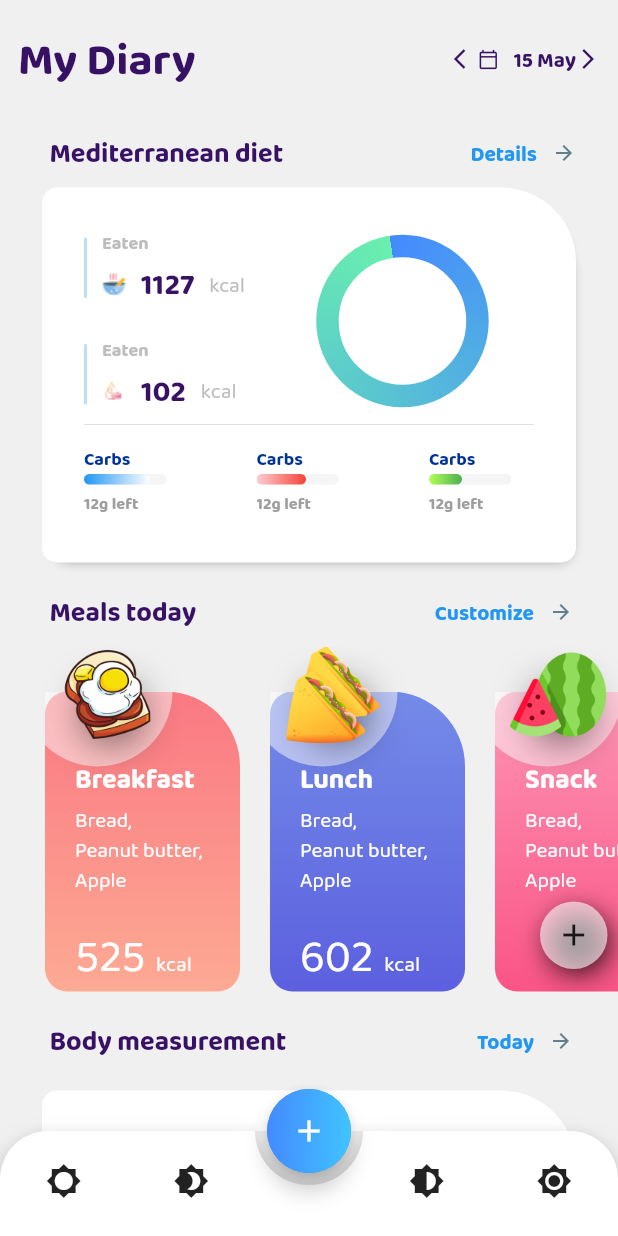
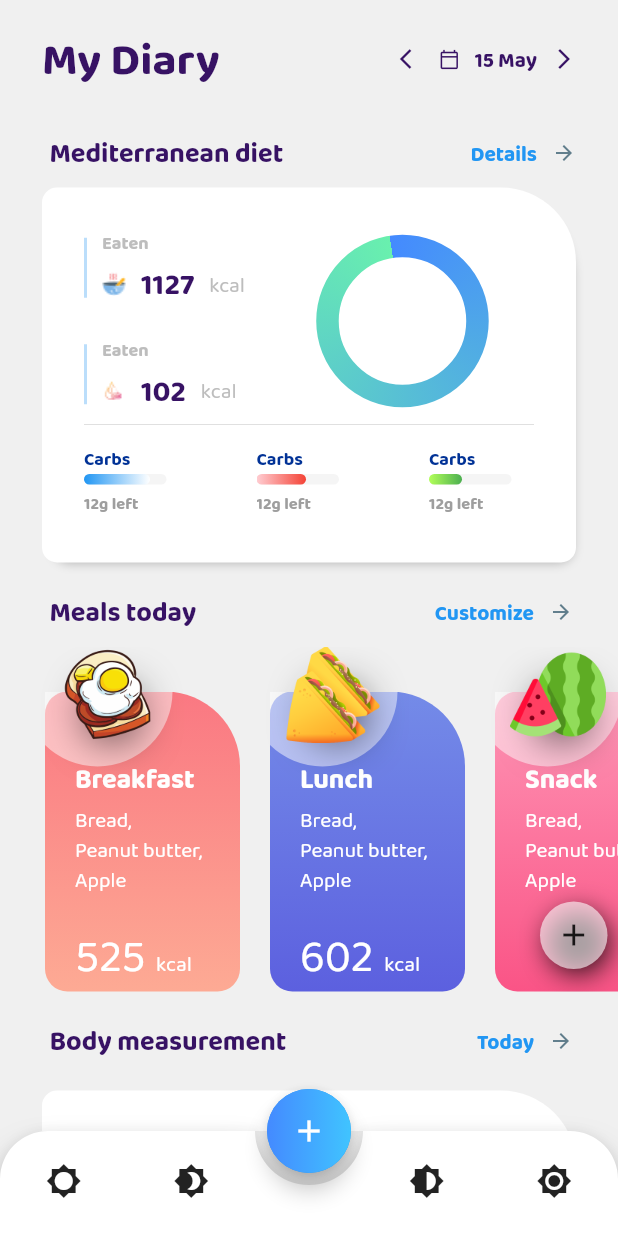
Before and after one commit to tony-nks/diary, a Flutter app: the screen it shows after launch, on a phone screen of 412 x 824 dp. Run offline on Flutter 3.47's test engine with Material 2 defaults, Android fonts, the phone set to English and light mode, and no system bars; drawn by our look-alikes of animated_bottom_navigation_bar, percent_indicator, simple_circular_progress_bar.

Commit message:
оптимизация кода

```diff
--- a/lib/widgets/app_bar.dart
+++ b/lib/widgets/app_bar.dart
@@ -12,12 +12,11 @@ class _CustomAppBarState extends State<CustomAppBar> {
   Widget build(BuildContext context) {
     return Padding(
       padding:
-      const EdgeInsets.symmetric(horizontal: 12.0, vertical: 18),
+      const EdgeInsets.symmetric(horizontal: 28.0, vertical: 18),
       child: Row(
-        mainAxisAlignment: MainAxisAlignment.spaceAround,
+        mainAxisAlignment: MainAxisAlignment.spaceBetween,
         children: [
-          const Expanded(
-            child: Text(
+          Text(
             'My Diary',
             style: TextStyle(
                 fontWeight: FontWeight.bold,
@@ -25,17 +24,16 @@ class _CustomAppBarState extends State<CustomAppBar> {
                 color: Color.fromRGBO(55, 18, 100, 1),
                 fontFamily: "BalooChettan2"),
           ),
-          ),
           Row(
-            mainAxisAlignment: MainAxisAlignment.spaceAround,
             children: [
               Icon(
                 Icons.arrow_back_ios,
                 size: 16,
                 color: Color.fromRGBO(55, 18, 100, 1),
               ),
-              Row(
-                children: [
+              SizedBox(
+                width: 10,
+              ),
               Icon(Icons.calendar_today_outlined,
                   size: 14,
                   color: Color.fromRGBO(55, 18, 100, 1)),
@@ -50,7 +48,8 @@ class _CustomAppBarState extends State<CustomAppBar> {
                     fontFamily: "BalooChettan2",
                     fontWeight: FontWeight.bold),
               ),
-                ],
+              SizedBox(
+                width: 10,
               ),
               Icon(Icons.arrow_forward_ios,
                   size: 16, color: Color.fromRGBO(55, 18, 100, 1)),
```
Lines whose indentation alone changed are shown as unchanged.
